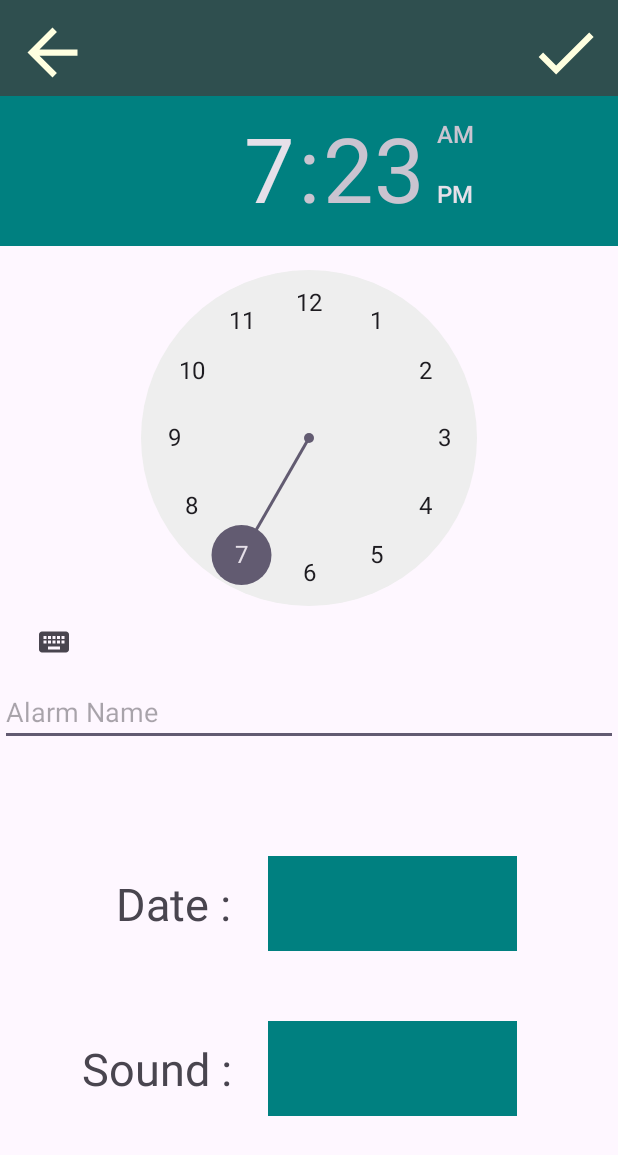
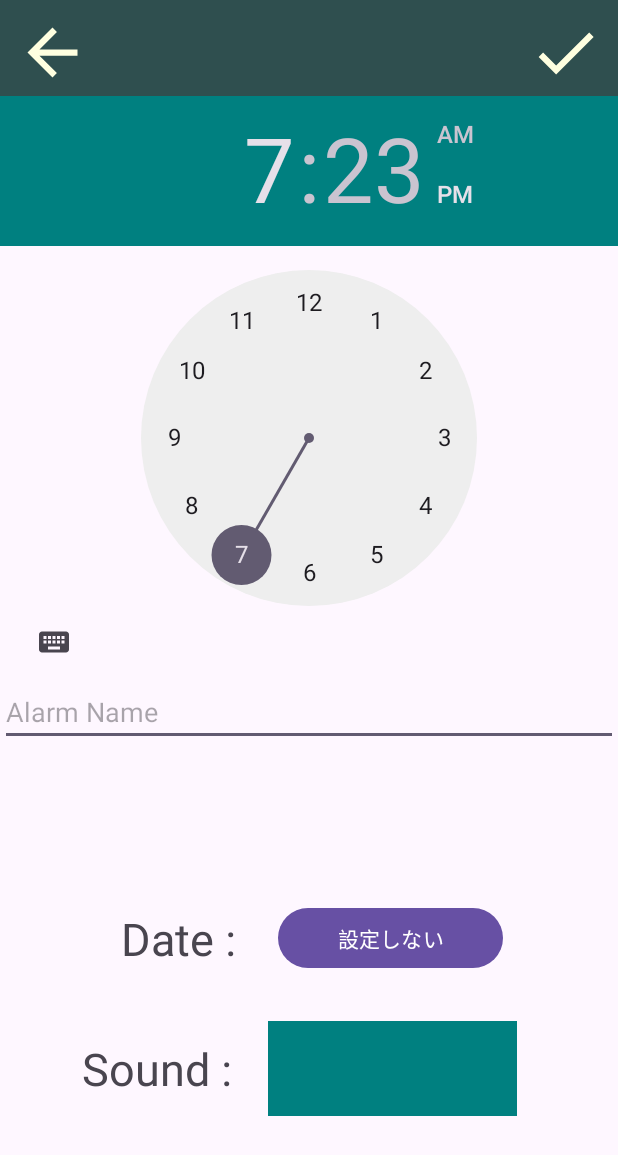
Before and after one commit to t-haruki122/Powerful_Alarm, an Android app: the layout activity_alarm_settings.xml on its own in the app's theme, with its tools: preview values and no code run, on a phone screen of 412 x 824 dp. Shown: the top 1155 px of the screen. Run offline under Robolectric (Android 15) with nearby library versions, the phone set to English and light mode, and no system bars.

Commit message:
色々変更しました コリジョン可能性あるかも 設定変更コード上は完

```diff
--- a/app/src/main/java/jp/ac/meijou/android/powerful_alarm/DatabaseHelper.java
+++ b/app/src/main/java/jp/ac/meijou/android/powerful_alarm/DatabaseHelper.java
@@ -13,7 +13,7 @@ import java.util.List;
 public class DatabaseHelper extends SQLiteOpenHelper {
 
     private static final String DATABASE_NAME = "alarms.db";
-    private static final int DATABASE_VERSION = 5;
+    private static final int DATABASE_VERSION = 6;
 
     public DatabaseHelper(Context context) {
         super(context, DATABASE_NAME, null, DATABASE_VERSION);
@@ -47,7 +47,7 @@ public class DatabaseHelper extends SQLiteOpenHelper {
     public ListItem getAlarm(int alarmID) {
         SQLiteDatabase db = this.getReadableDatabase();
         Cursor cursor = db.query(
-                "alarms", null, "id=?", new String[]{String.valueOf(alarmID)}, null, null, null
+                "alarms", null, "alarmID=?", new String[]{String.valueOf(alarmID)}, null, null, null
         );
 
         if (cursor != null && cursor.moveToFirst()) {
--- a/app/src/main/java/jp/ac/meijou/android/powerful_alarm/MainActivity.java
+++ b/app/src/main/java/jp/ac/meijou/android/powerful_alarm/MainActivity.java
@@ -11,6 +11,7 @@ import androidx.core.view.WindowInsetsCompat;
 
 public class MainActivity extends AppCompatActivity {
 
+    // 消さないでAlarmSettingで使ってます
     final static public  int EDIT_REQ_CODE = 2;
 
     @Override
--- a/app/src/main/res/layout/activity_alarm_settings.xml
+++ b/app/src/main/res/layout/activity_alarm_settings.xml
@@ -62,17 +62,17 @@
         app:layout_constraintStart_toStartOf="parent"
         app:layout_constraintTop_toBottomOf="@+id/time_picker" />
 
-    <Spinner
-        android:id="@+id/date"
-        android:layout_width="166dp"
-        android:layout_height="63dp"
-        android:background="#008080"
-        app:layout_constraintBottom_toBottomOf="parent"
-        app:layout_constraintEnd_toEndOf="parent"
-        app:layout_constraintHorizontal_bias="0.726"
-        app:layout_constraintStart_toStartOf="parent"
-        app:layout_constraintTop_toTopOf="@+id/toolbarInput"
-        app:layout_constraintVertical_bias="0.75" />
+<!--    <Spinner-->
+<!--        android:id="@+id/date"-->
+<!--        android:layout_width="166dp"-->
+<!--        android:layout_height="63dp"-->
+<!--        android:background="#008080"-->
+<!--        app:layout_constraintBottom_toBottomOf="parent"-->
+<!--        app:layout_constraintEnd_toEndOf="parent"-->
+<!--        app:layout_constraintHorizontal_bias="0.726"-->
+<!--        app:layout_constraintStart_toStartOf="parent"-->
+<!--        app:layout_constraintTop_toTopOf="@+id/toolbarInput"-->
+<!--        app:layout_constraintVertical_bias="0.75" />-->
 
     <Spinner
         android:id="@+id/sound"
@@ -94,9 +94,9 @@
         android:textSize="30sp"
         android:gravity="center"
         android:layout_marginEnd="-60dp"
-        app:layout_constraintEnd_toStartOf="@+id/date"
-        app:layout_constraintTop_toTopOf="@+id/date"
-        app:layout_constraintBottom_toBottomOf="@+id/date"
+        app:layout_constraintEnd_toStartOf="@+id/dateButton"
+        app:layout_constraintTop_toTopOf="@+id/dateButton"
+        app:layout_constraintBottom_toBottomOf="@+id/dateButton"
         app:layout_constraintVertical_bias="0.5"
         app:layout_constraintStart_toStartOf="parent"/>
 
@@ -114,5 +114,17 @@
         app:layout_constraintVertical_bias="0.5"
         app:layout_constraintStart_toStartOf="parent"/>
 
+    <Button
+        android:id="@+id/dateButton"
+        android:layout_width="150dp"
+        android:layout_height="wrap_content"
+        android:text="設定しない"
+        app:layout_constraintBottom_toBottomOf="parent"
+        app:layout_constraintEnd_toEndOf="parent"
+        app:layout_constraintHorizontal_bias="0.708"
+        app:layout_constraintStart_toStartOf="parent"
+        app:layout_constraintTop_toTopOf="@+id/toolbarInput"
+        app:layout_constraintVertical_bias="0.775" />
+
 
 </androidx.constraintlayout.widget.ConstraintLayout>
--- a/app/src/main/res/layout/activity_main.xml
+++ b/app/src/main/res/layout/activity_main.xml
@@ -15,7 +15,6 @@
         app:layout_constraintTop_toTopOf="parent"
         app:layout_constraintStart_toStartOf="parent"
         app:layout_constraintEnd_toEndOf="parent"
-        android:text="@string/alarmTitle"
         android:textColor="@color/text"
         android:textSize="36sp"
         />
@@ -25,7 +24,6 @@
         android:layout_height="wrap_content"
         app:layout_constraintBottom_toBottomOf="parent"
         app:layout_constraintStart_toStartOf="parent"
-        android:text="@string/create"
         android:textSize="36sp"
         android:textColor="@color/create"
         android:backgroundTint="@color/background"
@@ -36,7 +34,6 @@
         android:layout_height="wrap_content"
         app:layout_constraintBottom_toBottomOf="parent"
         app:layout_constraintEnd_toEndOf="parent"
-        android:text="@string/delete"
         android:textSize="36sp"
         android:textColor="@color/delete"
         android:backgroundTint="@color/background"
```
Also changed, not shown: app/src/main/java/jp/ac/meijou/android/powerful_alarm/AlarmAdapter.java (+20 -1 lines), app/src/main/java/jp/ac/meijou/android/powerful_alarm/AlarmSettings.java (+89 -11 lines), app/src/main/java/jp/ac/meijou/android/powerful_alarm/DoubleClickListener.java (added, +19 -0 lines), app/src/main/java/jp/ac/meijou/android/powerful_alarm/ListItem.java (+9 -0 lines), app/src/main/java/jp/ac/meijou/android/powerful_alarm/MainActivity2.java (+15 -3 lines), app/src/main/res/layout/alarm_item.xml (+15 -4 lines), app/src/main/res/layout/days_picker_dialog.xml (added, +50 -0 lines).
